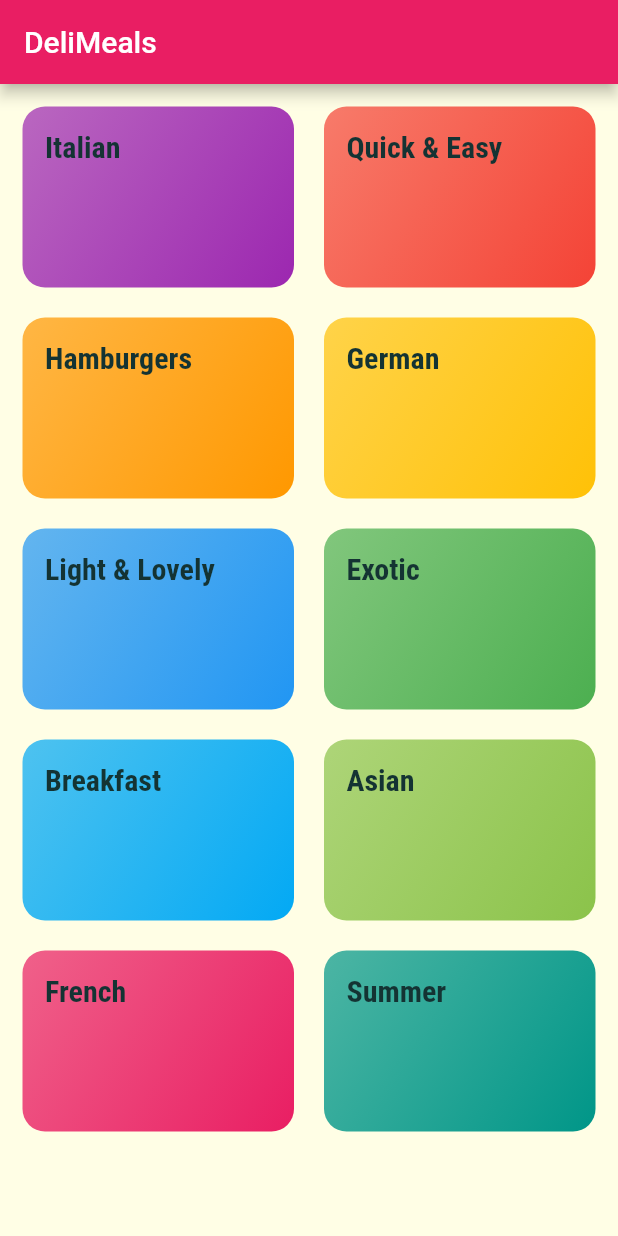
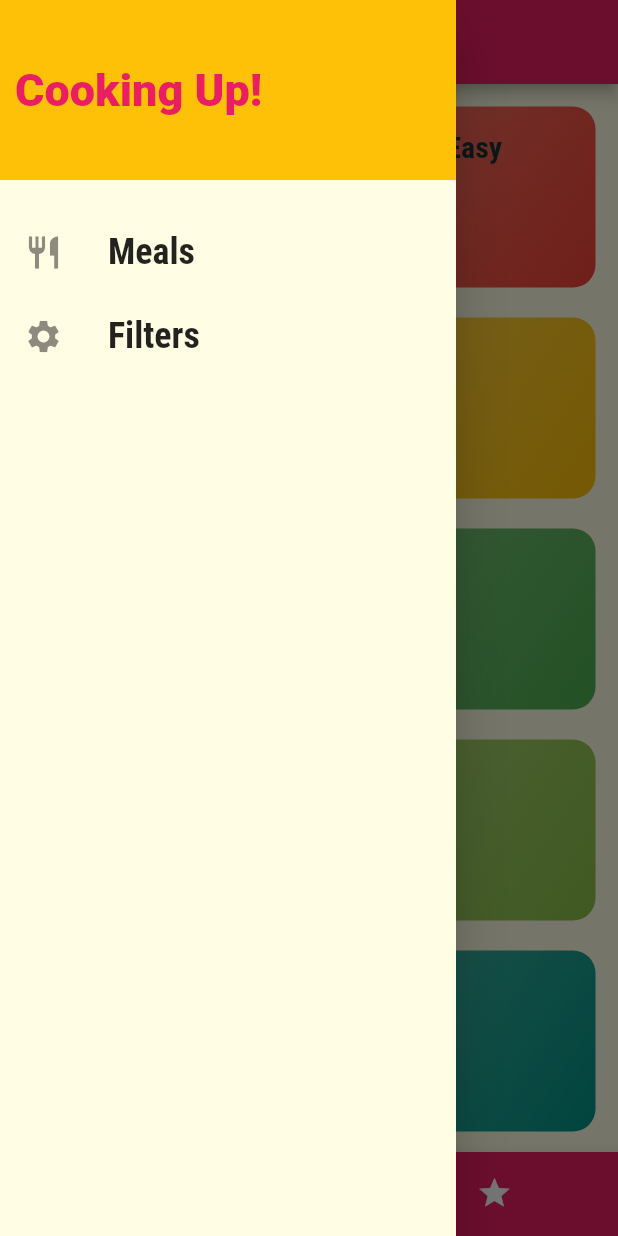
Before and after one commit to boyk0/meals-flutter-app, a Flutter app: the screen it shows after launch, with the side drawer open (before the commit the screen has no drawer), on a phone screen of 412 x 824 dp. Run offline on Flutter 3.47's test engine with Material 2 defaults, Android fonts, the phone set to English and light mode, and no system bars.

```diff
--- a/lib/main.dart
+++ b/lib/main.dart
@@ -1,8 +1,10 @@
 import 'package:flutter/material.dart';
 
-import 'screen/categories_screen.dart';
-import 'screen/category_meals_screen.dart';
-import 'screen/meal_detail_screen.dart';
+import './screen/categories_screen.dart';
+import './screen/category_meals_screen.dart';
+import './screen/meal_detail_screen.dart';
+import './screen/tabs_screen.dart';
+import './screen/filters_screen.dart';
 
 void main() {
   runApp(const MyApp());
@@ -31,9 +33,10 @@ class MyApp extends StatelessWidget {
       ),
       // home: CategoriesScreen(),
       routes: {
-        '/': (ctx) => CategoriesScreen(),
+        '/': (ctx) => TabsScreen(),
         CategoryMealsScreen.routeName: (ctx) => CategoryMealsScreen(),
         MealDetailScreen.routeName: (ctx) => MealDetailScreen(),
+        FiltersScreen.routeName: (ctx) => FiltersScreen(),
       },
       onGenerateRoute: (settings) {
         print(settings.arguments);
--- a/lib/screen/categories_screen.dart
+++ b/lib/screen/categories_screen.dart
@@ -6,11 +6,7 @@ import '../widgets/category_item.dart';
 class CategoriesScreen extends StatelessWidget{
   @override
   Widget build(BuildContext context) {
-    return Scaffold(
-      appBar: AppBar(
-        title: const Text('DeliMeals'),
-      ),
-      body: GridView(
+    return GridView(
       padding: const EdgeInsets.all(15),
       gridDelegate: SliverGridDelegateWithMaxCrossAxisExtent(
         maxCrossAxisExtent: 200,
@@ -19,7 +15,6 @@ class CategoriesScreen extends StatelessWidget{
         mainAxisSpacing: 20,
       ),
       children: DUMMY_CATEGORIES.map((e) => CategoryItem(e.id, e.title, e.color)).toList(),
-      ),
     );
   }
 }
--- /dev/null
+++ b/lib/screen/favorite_screen.dart
@@ -0,0 +1,10 @@
+import 'package:flutter/material.dart';
+
+class FavoriteScreen extends StatelessWidget {
+  @override
+  Widget build(BuildContext context) {
+    return Center(
+      child: Text('Favorite'),
+    );
+  }
+}
--- /dev/null
+++ b/lib/screen/filters_screen.dart
@@ -0,0 +1,10 @@
+import 'package:flutter/material.dart';
+
+class FiltersScreen extends StatelessWidget{
+  static const routeName = '/filters';
+
+  @override
+  Widget build(BuildContext context) {
+    return Text('data');
+  }
+}
--- /dev/null
+++ b/lib/screen/tabs_screen.dart
@@ -0,0 +1,78 @@
+import 'package:flutter/material.dart';
+
+import '../widgets/main_drawer.dart';
+import './categories_screen.dart';
+import './favorite_screen.dart';
+
+class TabsScreen extends StatefulWidget{
+  @override
+  _TabsScreenState createState() => _TabsScreenState();
+}
+
+class _TabsScreenState extends State<TabsScreen> {
+  final List<Map<String, dynamic>> _pages = [
+    {
+      'page': CategoriesScreen(),
+      'title': 'Categories',
+    },
+    {
+      'page': FavoriteScreen(),
+      'title': 'Your Favorites',
+    }
+  ];
+
+  int _selectedPageIndex = 0;
+
+  void _selectPage(int index) {
+    setState(() {
+      _selectedPageIndex = index;
+    });
+  }
+
+  @override
+  Widget build(BuildContext context) {
+    return DefaultTabController(
+      initialIndex: 0,
+      length: 2,
+      child: Scaffold(
+        appBar: AppBar(
+          title: Text(_pages[_selectedPageIndex]['title']),
+          // bottom: TabBar(
+          //   tabs: [
+          //     Tab(
+          //       text: 'Categories',
+          //       icon: Icon(Icons.category),
+          //     ),
+          //     Tab(
+          //       text: 'Favorites',
+          //       icon: Icon(Icons.star),
+          //     ),
+          //   ],
+          // ),
+        ),
+        drawer: MainDrawer(),
+        body: _pages[_selectedPageIndex]['page'],
+        bottomNavigationBar: BottomNavigationBar(
+          onTap: _selectPage,
+          backgroundColor: Theme.of(context).primaryColor,
+          unselectedItemColor: Colors.white,
+          selectedItemColor: Theme.of(context).accentColor,
+          currentIndex: _selectedPageIndex,
+          type: BottomNavigationBarType.shifting,
+          items: [
+            BottomNavigationBarItem(
+              icon: Icon(Icons.category),
+              label: 'Categories',
+              backgroundColor: Theme.of(context).primaryColor,
+            ),
+            BottomNavigationBarItem(
+              icon: Icon(Icons.star),
+              label: 'Favorite',
+              backgroundColor: Theme.of(context).primaryColor,
+            ),
+          ],
+        ),
+      ),
+    );
+  }
+}
--- /dev/null
+++ b/lib/widgets/main_drawer.dart
@@ -0,0 +1,56 @@
+import 'package:flutter/material.dart';
+
+import '../screen/filters_screen.dart';
+
+class MainDrawer extends StatelessWidget{
+  Widget buildListTile(String title, IconData icon, Function tapHandler) {
+    return ListTile(
+      leading: Icon(
+        icon,
+        size: 26,
+      ),
+      title: Text(
+        title,
+        style: TextStyle(
+          fontFamily: 'RobotoCondensed',
+          fontSize: 24,
+          fontWeight: FontWeight.bold,
+        ),
+      ),
+      onTap: () => tapHandler(),
+
+    );
+  }
+
+  @override
+  Widget build(BuildContext context) {
+    return Drawer(
+      child: Column(
+        children: [
+          Container(
+            height: 120,
+            width: double.infinity,
+            padding: EdgeInsets.all(10),
+            alignment: Alignment.centerLeft,
+            color: Theme.of(context).accentColor,
+            child: Text(
+              'Cooking Up!',
+              style: TextStyle(
+                fontWeight: FontWeight.w900,
+                fontSize: 30,
+                color: Theme.of(context).primaryColor,
+              ),
+            ),
+          ),
+          SizedBox(height: 20,),
+          buildListTile('Meals', Icons.restaurant, () {
+            Navigator.of(context).pushNamed('/');
+          }),
+          buildListTile('Filters', Icons.settings, () {
+            Navigator.of(context).pushNamed(FiltersScreen.routeName);
+          }),
+        ],
+      ),
+    );
+  }
+}
```
Lines whose indentation alone changed are shown as unchanged.
